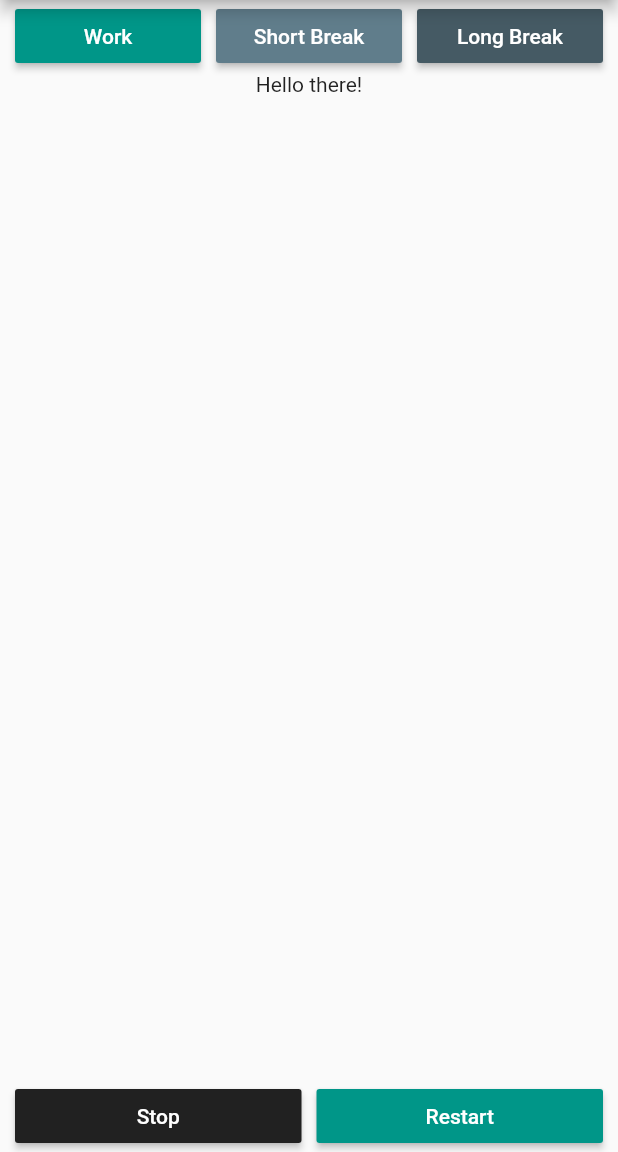
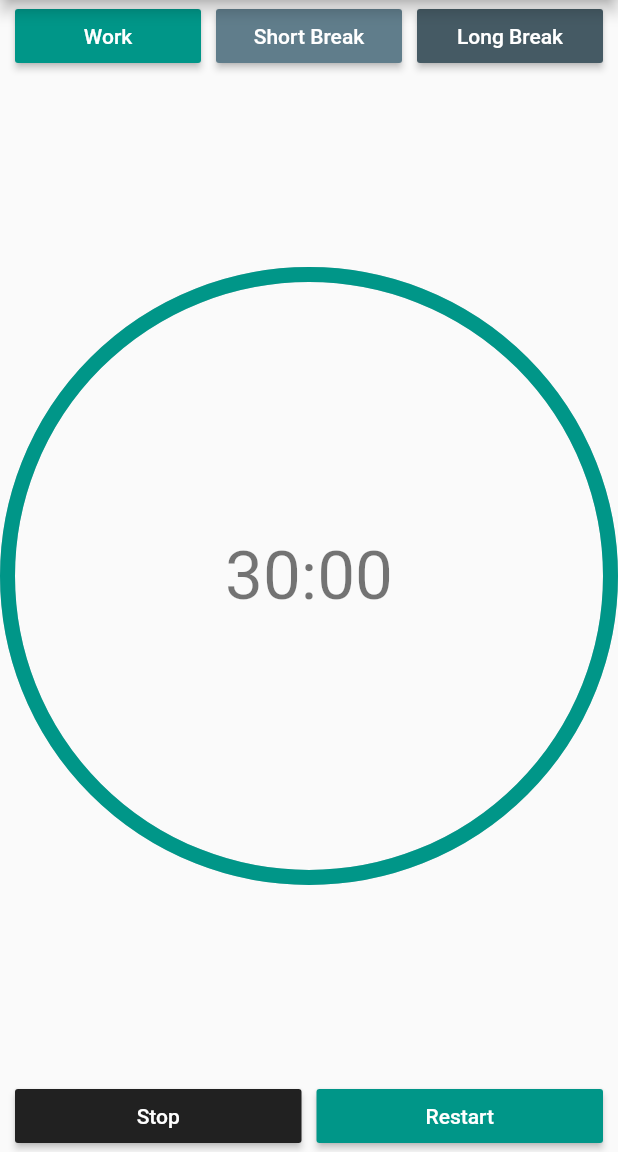
Before and after one commit to Otumian-empire/productivity_timer, a Flutter app: the screen it shows after launch, on a phone screen of 412 x 824 dp, the part 84-1236 px from its top. Run offline on Flutter 3.47's test engine with Material 2 defaults, Android fonts, the phone set to English and light mode, and no system bars; drawn by our look-alikes of percent_indicator.

Commit message:
productivity timer

```diff
--- a/lib/main.dart
+++ b/lib/main.dart
@@ -1,16 +1,22 @@
 import 'package:flutter/material.dart';
 import 'package:productivity_timer/widgets.dart';
+import 'package:percent_indicator/percent_indicator.dart';
+import 'package:productivity_timer/timer.dart';
 
 void main() {
-  runApp(const MyApp());
+  runApp(MyApp());
 }
 
 class MyApp extends StatelessWidget {
-  const MyApp({Key? key}) : super(key: key);
+  MyApp({Key? key}) : super(key: key);
+
+  final CountDownTimer timer = CountDownTimer();
 
   // This widget is the root of your application.
   @override
   Widget build(BuildContext context) {
+    timer.startWork();
+
     return MaterialApp(
       title: "My Work Timer",
       theme: ThemeData(
@@ -32,8 +38,10 @@ class TimerHomePage extends StatelessWidget {
       appBar: AppBar(
         title: const Text("My Work Timer"),
       ),
-      body: Center(
-        child: Column(
+      body: LayoutBuilder(builder: (context, constraints) {
+        final double availableWidth = constraints.maxWidth;
+
+        return Column(
           children: [
             Row(
               children: [
@@ -67,8 +75,15 @@ class TimerHomePage extends StatelessWidget {
                 Padding(padding: EdgeInsets.all(defaultPadding)),
               ],
             ),
-            const Expanded(
-              child: Text("Hello there!"),
+            Expanded(
+              child: CircularPercentIndicator(
+                radius: availableWidth / 2,
+                lineWidth: 10.0,
+                percent: 1,
+                center: Text("30:00",
+                    style: Theme.of(context).textTheme.displaySmall),
+                progressColor: const Color(0xff009688),
+              ),
             ),
             Row(
               children: [
@@ -94,8 +109,8 @@ class TimerHomePage extends StatelessWidget {
               ],
             ),
           ],
-        ),
-      ),
+        );
+      }),
     );
   }
 
--- /dev/null
+++ b/lib/timer.dart
@@ -0,0 +1,46 @@
+// timer.dart
+import 'dart:async';
+
+import 'package:productivity_timer/timermodel.dart';
+
+class CountDownTimer {
+  double _radius = 1;
+  bool _isActive = true;
+  late Timer timer;
+  late Duration _time;
+  late Duration _fullTime;
+
+  int work = 30;
+
+  String returnTime(Duration t) {
+    String minutes =
+        (t.inMinutes < 10) ? "0${t.inMinutes}" : t.inMinutes.toString();
+
+    int numSeconds = t.inSeconds - (t.inMinutes * 60);
+    String seconds = (numSeconds < 10) ? '0$numSeconds' : numSeconds.toString();
+    String formattedTime = "$minutes:$seconds";
+
+    return formattedTime;
+  }
+
+  Stream<TimerModel> stream() async* {
+    yield* Stream.periodic(const Duration(seconds: 1), (int a) {
+      String time;
+      if (_isActive) {
+        _time = _time - const Duration(seconds: 1);
+        _radius = _time.inSeconds / _fullTime.inSeconds;
+        if (_time.inSeconds <= 0) {
+          _isActive = false;
+        }
+      }
+      time = returnTime(_time);
+      return TimerModel(time: time, percent: _radius);
+    });
+  }
+
+  void startWork() {
+    _radius = 1;
+    _time = Duration(minutes: work, seconds: 0);
+    _fullTime = _time;
+  }
+}
--- /dev/null
+++ b/lib/timermodel.dart
@@ -0,0 +1,8 @@
+// timermodel.dart
+
+class TimerModel {
+  String time = "";
+  double percent = 0;
+
+  TimerModel({required this.time, required this.percent});
+}
--- a/lib/widgets.dart
+++ b/lib/widgets.dart
@@ -9,10 +9,10 @@ class ProductivityButton extends StatelessWidget {
   /* final  */ VoidCallback? onPressed;
 
   ProductivityButton(
-      {@required this.color,
-      @required this.text,
-      @required this.size,
-      @required this.onPressed});
+      {required this.color,
+      required this.text,
+      required this.size,
+      required this.onPressed});
 
   @override
   Widget build(BuildContext context) {
--- a/pubspec.yaml
+++ b/pubspec.yaml
@@ -33,6 +33,7 @@ dependencies:
   # The following adds the Cupertino Icons font to your application.
   # Use with the CupertinoIcons class for iOS style icons.
   # cupertino_icons: ^1.0.2
+  percent_indicator: ^4.0.1
 
 dev_dependencies:
   flutter_test:
```
Also changed, not shown: pubspec.lock.
